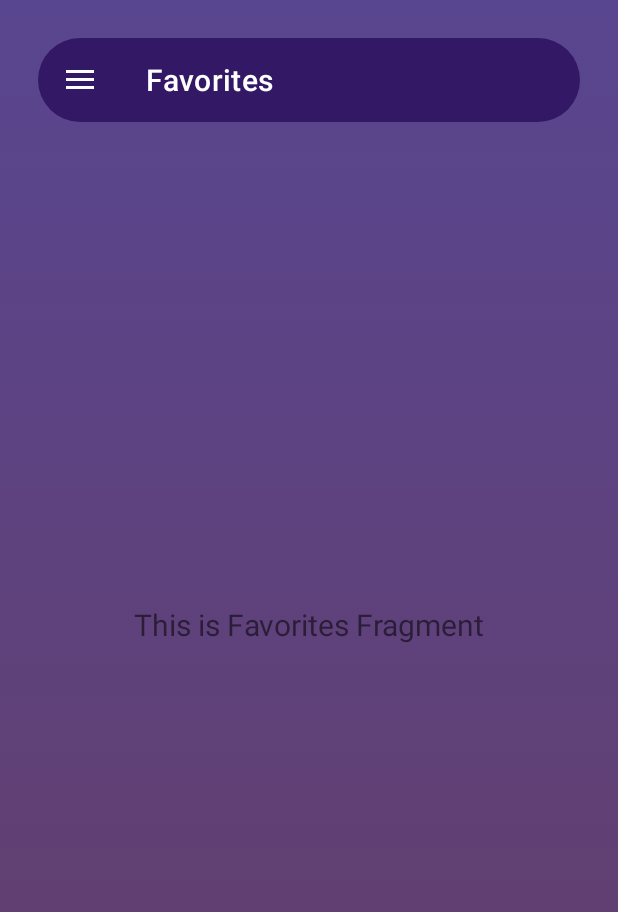
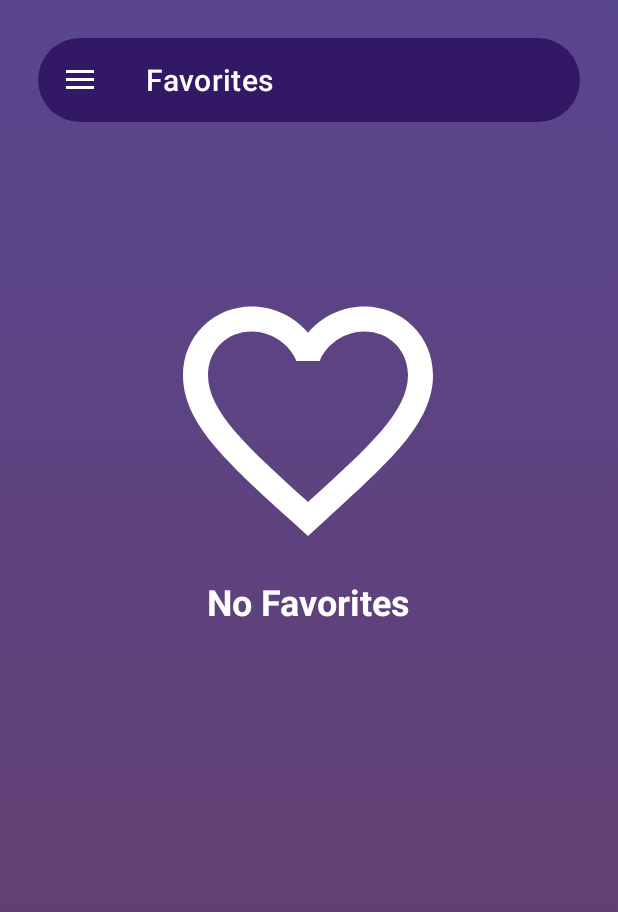
Before and after one commit to AbanobN/Weather_App, an Android app: the screen it shows after launch (MainActivity), in the side drawer, after a tap on "Favorites", on a phone screen of 412 x 824 dp. Shown: the top 912 px of the screen. Run offline under Robolectric (Android 15) with nearby library versions, the phone set to English and light mode, and no system bars; our stand-ins replace navigation-ui.

Commit message:
Make favorites UI

```diff
--- a/app/src/main/java/com/example/weatherapplication/ui/favorites/FavoritesFragment.kt
+++ /dev/null
@@ -1,40 +0,0 @@
-package com.example.weatherapplication.ui.favorites
-
-import android.os.Bundle
-import android.view.LayoutInflater
-import android.view.View
-import android.view.ViewGroup
-import android.widget.TextView
-import androidx.fragment.app.Fragment
-import androidx.lifecycle.ViewModelProvider
-import com.example.weatherapplication.databinding.FragmentFavoritesBinding
-
-class FavoritesFragment : Fragment() {
-
-    private var _binding: FragmentFavoritesBinding? = null
-
-    private val binding get() = _binding!!
-
-    override fun onCreateView(
-        inflater: LayoutInflater,
-        container: ViewGroup?,
-        savedInstanceState: Bundle?
-    ): View {
-        val favoritesViewModel =
-            ViewModelProvider(this).get(FavoritesViewModel::class.java)
-
-        _binding = FragmentFavoritesBinding.inflate(inflater, container, false)
-        val root: View = binding.root
-
-        val textView: TextView = binding.textFavorites
-        favoritesViewModel.text.observe(viewLifecycleOwner) {
-            textView.text = it
-        }
-        return root
-    }
-
-    override fun onDestroyView() {
-        super.onDestroyView()
-        _binding = null
-    }
-}
--- a/app/src/main/java/com/example/weatherapplication/ui/favorites/FavoritesViewModel.kt
+++ /dev/null
@@ -1,13 +0,0 @@
-package com.example.weatherapplication.ui.favorites
-
-import androidx.lifecycle.LiveData
-import androidx.lifecycle.MutableLiveData
-import androidx.lifecycle.ViewModel
-
-class FavoritesViewModel : ViewModel() {
-
-    private val _text = MutableLiveData<String>().apply {
-        value = "This is Favorites Fragment"
-    }
-    val text: LiveData<String> = _text
-}
--- /dev/null
+++ b/app/src/main/java/com/example/weatherapplication/ui/favorites/view/FavoritesFragment.kt
@@ -0,0 +1,55 @@
+package com.example.weatherapplication.ui.favorites.view
+
+import android.os.Bundle
+import android.view.LayoutInflater
+import android.view.View
+import android.view.ViewGroup
+import androidx.fragment.app.Fragment
+import androidx.lifecycle.ViewModelProvider
+import androidx.recyclerview.widget.LinearLayoutManager
+import com.example.weatherapplication.databinding.FragmentFavoritesBinding
+import com.example.weatherapplication.ui.favorites.viewmodel.FavoritesViewModel
+
+class FavoritesFragment : Fragment() {
+
+    private lateinit var fragmentFavoritesBinding: FragmentFavoritesBinding
+    private lateinit var favoritesAdapter: FavoritesAdapter
+
+    override fun onCreateView(
+        inflater: LayoutInflater,
+        container: ViewGroup?,
+        savedInstanceState: Bundle?
+    ): View {
+        val favoritesViewModel =
+            ViewModelProvider(this).get(FavoritesViewModel::class.java)
+
+        fragmentFavoritesBinding = FragmentFavoritesBinding.inflate(inflater, container, false)
+        val root: View = fragmentFavoritesBinding.root
+
+        return root
+    }
+
+    override fun onViewCreated(view: View, savedInstanceState: Bundle?) {
+        super.onViewCreated(view, savedInstanceState)
+        favoritesAdapter = FavoritesAdapter()
+
+        if(favoritesAdapter.currentList.isEmpty())
+        {
+            fragmentFavoritesBinding.recViewFavorites.visibility = View.GONE
+            fragmentFavoritesBinding.noFavorites.visibility = View.VISIBLE
+        }
+        else
+        {
+            fragmentFavoritesBinding.noFavorites.visibility = View.GONE
+            fragmentFavoritesBinding.recViewFavorites.apply {
+                adapter = favoritesAdapter
+                layoutManager = LinearLayoutManager(context)
+            }
+        }
+
+    }
+
+    override fun onDestroyView() {
+        super.onDestroyView()
+    }
+}
--- a/app/src/main/java/com/example/weatherapplication/ui/home/view/HomeFragment.kt
+++ b/app/src/main/java/com/example/weatherapplication/ui/home/view/HomeFragment.kt
@@ -33,8 +33,8 @@ class HomeFragment : Fragment() {
         fragmentHomeBinding = FragmentHomeBinding.inflate(inflater, container, false)
         homeViewModel = ViewModelProvider(this).get(HomeViewModel::class.java)
 
-        val lat = 31.205753
-        val lon = 29.924526
+        val lat = 30.06263
+        val lon = 31.24967
         val apiKey = "88be804d07441dfca3b574fec6dda8e7"
 
         homeViewModel.apply {
--- /dev/null
+++ b/app/src/main/res/drawable/ic_favorite.xml
@@ -0,0 +1,5 @@
+<vector xmlns:android="http://schemas.android.com/apk/res/android" android:height="34dp" android:tint="#FFFFFF" android:viewportHeight="24" android:viewportWidth="24" android:width="34dp">
+
+    <path android:fillColor="@android:color/white" android:pathData="M16.5,3c-1.74,0 -3.41,0.81 -4.5,2.09C10.91,3.81 9.24,3 7.5,3 4.42,3 2,5.42 2,8.5c0,3.78 3.4,6.86 8.55,11.54L12,21.35l1.45,-1.32C18.6,15.36 22,12.28 22,8.5 22,5.42 19.58,3 16.5,3zM12.1,18.55l-0.1,0.1 -0.1,-0.1C7.14,14.24 4,11.39 4,8.5 4,6.5 5.5,5 7.5,5c1.54,0 3.04,0.99 3.57,2.36h1.87C13.46,5.99 14.96,5 16.5,5c2,0 3.5,1.5 3.5,3.5 0,2.89 -3.14,5.74 -7.9,10.05z"/>
+
+</vector>
--- /dev/null
+++ b/app/src/main/res/drawable/rounded_button_background.xml
@@ -0,0 +1,5 @@
+<?xml version="1.0" encoding="utf-8"?>
+<shape xmlns:android="http://schemas.android.com/apk/res/android">
+    <solid android:color="@color/white"/>
+    <corners android:radius="24dp"/>
+</shape>
--- /dev/null
+++ b/app/src/main/res/drawable/rounded_favorite_item.xml
@@ -0,0 +1,6 @@
+<?xml version="1.0" encoding="utf-8"?>
+
+<shape xmlns:android="http://schemas.android.com/apk/res/android" android:shape="rectangle">
+    <corners android:radius="30dp" />
+    <gradient android:startColor="#4E289A" android:centerColor="#4B2C9F" android:endColor="#4730A4"/>
+</shape>
--- a/app/src/main/res/layout/fragment_favorites.xml
+++ b/app/src/main/res/layout/fragment_favorites.xml
@@ -4,19 +4,45 @@
     xmlns:tools="http://schemas.android.com/tools"
     android:layout_width="match_parent"
     android:layout_height="match_parent"
-    tools:context=".ui.favorites.FavoritesFragment">
+    android:background="@drawable/background"
+    tools:context=".ui.favorites.view.FavoritesFragment">
 
-    <TextView
-        android:id="@+id/text_favorites"
+    <androidx.recyclerview.widget.RecyclerView
+        android:id="@+id/rec_view_favorites"
         android:layout_width="match_parent"
+        android:layout_height="match_parent"
+        android:visibility="gone"
+        tools:listitem="@layout/favorites_item"/>
+
+    <LinearLayout
+        android:id="@+id/noFavorites"
+        android:layout_width="wrap_content"
         android:layout_height="wrap_content"
-        android:layout_marginStart="8dp"
-        android:layout_marginTop="8dp"
-        android:layout_marginEnd="8dp"
-        android:textAlignment="center"
-        android:textSize="20sp"
+        android:orientation="vertical"
+        android:padding="10dp"
         app:layout_constraintBottom_toBottomOf="parent"
         app:layout_constraintEnd_toEndOf="parent"
+        app:layout_constraintHorizontal_bias="0.497"
         app:layout_constraintStart_toStartOf="parent"
-        app:layout_constraintTop_toTopOf="parent" />
+        app:layout_constraintTop_toTopOf="parent"
+        app:layout_constraintVertical_bias="0.302">
+
+        <ImageView
+            android:id="@+id/imageView2"
+            android:layout_width="200dp"
+            android:layout_height="200dp"
+            android:layout_gravity="center"
+            android:src="@drawable/ic_favorite" />
+
+        <TextView
+            android:id="@+id/textView3"
+            android:layout_width="match_parent"
+            android:layout_height="wrap_content"
+            android:padding="5dp"
+            android:text="@string/nofavorites"
+            android:textAlignment="center"
+            android:textColor="@color/white"
+            android:textSize="24sp"
+            android:textStyle="bold" />
+    </LinearLayout>
 </androidx.constraintlayout.widget.ConstraintLayout>
--- a/app/src/main/res/navigation/mobile_navigation.xml
+++ b/app/src/main/res/navigation/mobile_navigation.xml
@@ -13,7 +13,7 @@
 
     <fragment
         android:id="@+id/nav_favorites"
-        android:name="com.example.weatherapplication.ui.favorites.FavoritesFragment"
+        android:name="com.example.weatherapplication.ui.favorites.view.FavoritesFragment"
         android:label="@string/menu_favorites"
         tools:layout="@layout/fragment_favorites" />
 
--- a/app/src/main/res/values/strings.xml
+++ b/app/src/main/res/values/strings.xml
@@ -18,4 +18,6 @@
     <string name="cloud">Cloud</string>
     <string name="ultra_violet">Ultra Violet</string>
     <string name="visibilty">Visibilty</string>
+    <string name="cancel">Cancel</string>
+    <string name="nofavorites">No Favorites</string>
 </resources>
```
Also changed, not shown: app/src/main/java/com/example/weatherapplication/ui/favorites/view/FavoritesAdapter.kt (added, +47 -0 lines), app/src/main/java/com/example/weatherapplication/ui/favorites/viewmodel/FavoritesViewModel.kt (added, +8 -0 lines), app/src/main/res/layout/favorites_item.xml (added, +40 -0 lines).
